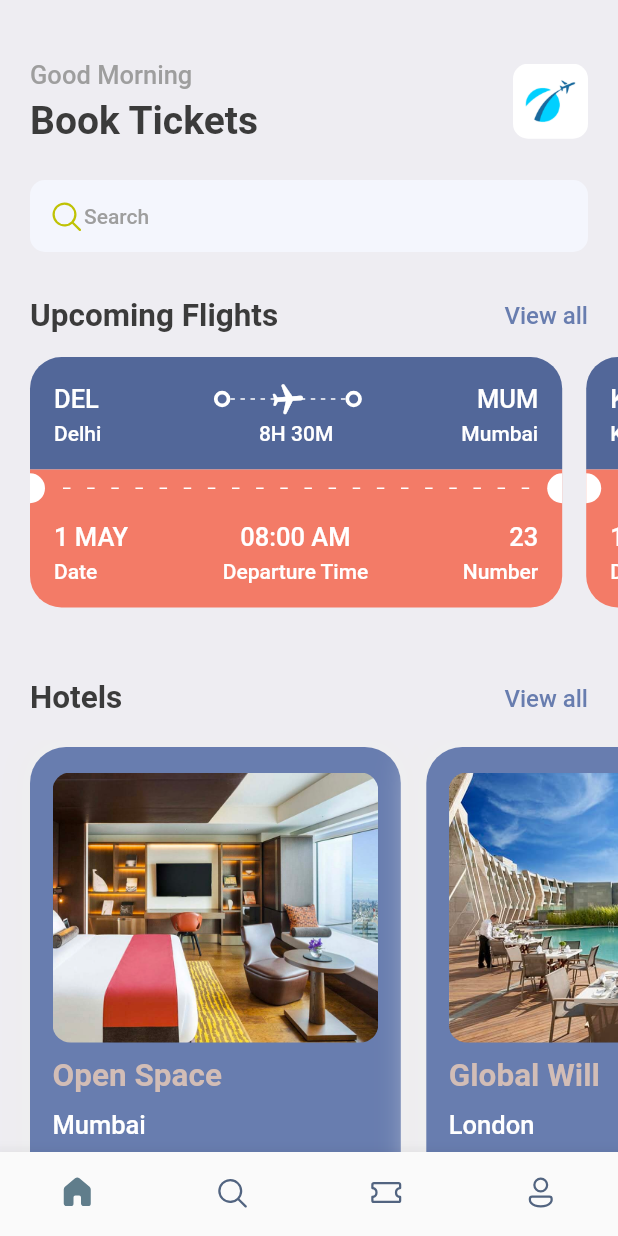
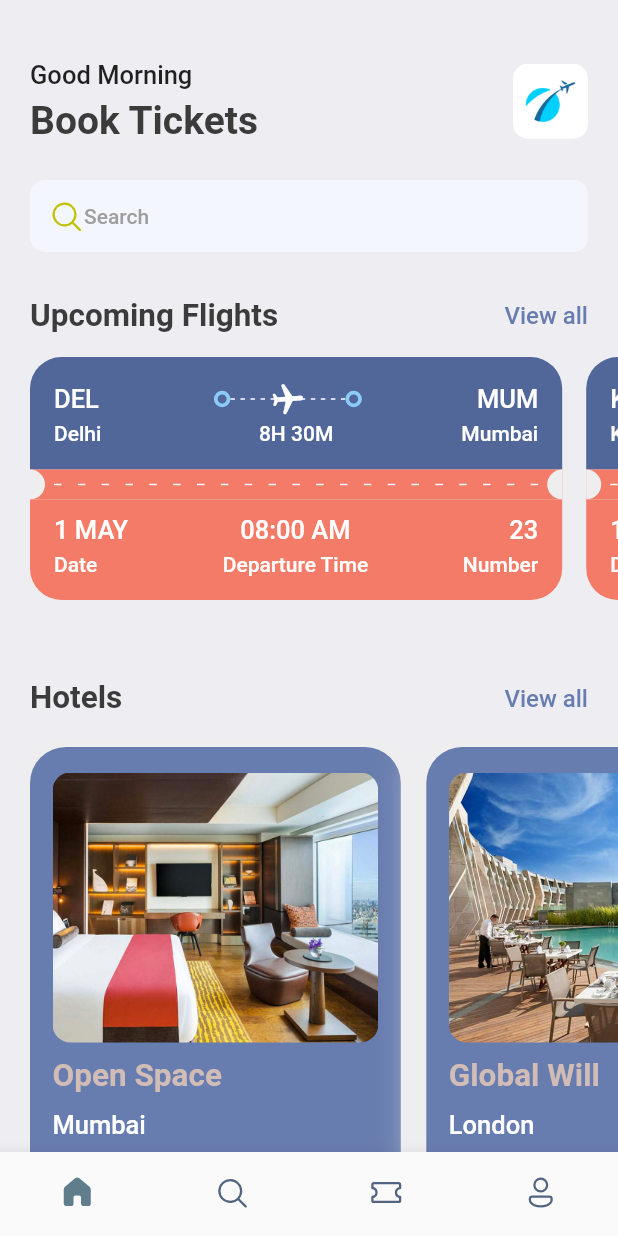
Before and after one commit to sourav091/Ticket_booking, a Flutter app: the screen it shows after launch, on a phone screen of 412 x 824 dp. Run offline on Flutter 3.47's test engine with Material 2 defaults, Android fonts, the phone set to English and light mode, and no system bars; our stand-ins replace fluentui_icons, gap, get.

Commit message:
Make changes to text style and working on ticket_screen

```diff
--- a/lib/screens/ticket_screeen.dart
+++ b/lib/screens/ticket_screeen.dart
@@ -24,7 +24,7 @@ class TicketScreen extends StatelessWidget {
             Gap(AppLayout.getHeight(20)),
             Container(
               padding: EdgeInsets.only(left: AppLayout.getHeight(15)),
-              child: TicketView(ticket: ticketList[0],),
+              child: TicketView(ticket: ticketList[0],isColor: true,),
             )
           ],
         )
--- a/lib/screens/ticket_view.dart
+++ b/lib/screens/ticket_view.dart
@@ -37,10 +37,10 @@ class TicketView extends StatelessWidget {
                       Text(
                         ticket['from']['code'],
                         style:
-                            Styles.headLineStyle3.copyWith(color: Colors.white),
+                            isColor==null? Styles.headLineStyle3.copyWith(color: Colors.white): Styles.headLineStyle3,
                       ),
                       Expanded(child: Container()),
-                      const ThickContainer(),
+                      const ThickContainer(isColor: true),
                       Expanded(
                           child: Stack(
                         children: [
@@ -59,12 +59,12 @@ class TicketView extends StatelessWidget {
                                   children: List.generate(
                                       (constraints.constrainWidth() / 6)
                                           .floor(),
-                                      (index) => const SizedBox(
+                                      (index) => SizedBox(
                                             width: 3,
                                             height: 1,
                                             child: DecoratedBox(
                                               decoration: BoxDecoration(
-                                                  color: Colors.white),
+                                                  color: isColor==null? Colors.white: Colors.grey.shade300),
                                             ),
                                           )),
                                 );
@@ -74,20 +74,20 @@ class TicketView extends StatelessWidget {
                           Center(
                             child: Transform.rotate(
                               angle: 1.5,
-                              child: const Icon(
+                              child: Icon(
                                 Icons.local_airport_rounded,
-                                color: Colors.white,
+                                color: isColor==null? Colors.white: Color(0xFF8ACCF7)
                               ),
                             ),
                           ),
                         ],
                       )),
-                      const ThickContainer(),
+                      const ThickContainer(isColor: true),
                       Expanded(child: Container()),
                       Text(
                         ticket['to']['code'],
                         style:
-                            Styles.headLineStyle3.copyWith(color: Colors.white),
+                          isColor==null? Styles.headLineStyle3.copyWith(color: Colors.white,): Styles.headLineStyle4
                       )
                     ],
                   ),
@@ -99,24 +99,24 @@ class TicketView extends StatelessWidget {
                         width: AppLayout.getWidth(100),
                         child: Text(
                           ticket['from']['name'],
-                          style: Styles.headLineStyle4.copyWith(
+                          style: isColor==null? Styles.headLineStyle4.copyWith(
                             color: Colors.white,
-                          ),
+                          ): Styles.headLineStyle4,
                         ),
                       ),
                       Text(
                         ticket['flying_time'],
                         style:
-                            Styles.headLineStyle4.copyWith(color: Colors.white),
+                            isColor==null? Styles.headLineStyle4.copyWith(color: Colors.white): Styles.headLineStyle4,
                       ),
                       SizedBox(
                         width: AppLayout.getWidth(100),
                         child: Text(
                           ticket['to']['name'],
                           textAlign: TextAlign.end,
-                          style: Styles.headLineStyle4.copyWith(
+                          style: isColor==null? Styles.headLineStyle4.copyWith(
                             color: Colors.white,
-                          ),
+                          ): Styles.headLineStyle4,
                         ),
                       ),
                     ],
@@ -128,7 +128,7 @@ class TicketView extends StatelessWidget {
             showing the orange part of the ticket
             */
             Container(
-              color: Styles.orangeColor, //const Color(0xFFF37B67),
+              color: isColor==null? Styles.orangeColor: Colors.white, //const Color(0xFFF37B67),
               child: Row(
                 children: [
                   SizedBox(
@@ -136,14 +136,14 @@ class TicketView extends StatelessWidget {
                     width: AppLayout.getWidth(10),
                     child: DecoratedBox(
                         decoration: BoxDecoration(
-                            color: Colors.white,
-                            borderRadius: BorderRadius.only(
+                            color: isColor==null? Colors.grey.shade200:Colors.white,
+                            borderRadius: const BorderRadius.only(
                                 topRight: Radius.circular(10),
                                 bottomRight: Radius.circular(10)))),
                   ),
                   Expanded(
                       child: Padding(
-                    padding: const EdgeInsets.all(12.0),
+                    padding: const EdgeInsets.all(6.0),
                     child: LayoutBuilder(
                       builder:
                           (BuildContext context, BoxConstraints constraints) {
@@ -153,24 +153,24 @@ class TicketView extends StatelessWidget {
                           mainAxisSize: MainAxisSize.max,
                           children: List.generate(
                               (constraints.constrainWidth() / 15).floor(),
-                              (index) => const SizedBox(
+                              (index) => SizedBox(
                                     width: 5,
                                     height: 1,
                                     child: DecoratedBox(
                                         decoration:
-                                            BoxDecoration(color: Colors.white)),
+                                            BoxDecoration(color: isColor==null?Colors.white:Colors.grey.shade300)),
                                   )),
                         );
                       },
                     ),
                   )),
-                  const SizedBox(
+                  SizedBox(
                     height: 20,
                     width: 10,
                     child: DecoratedBox(
                         decoration: BoxDecoration(
-                            color: Colors.white,
-                            borderRadius: BorderRadius.only(
+                            color: isColor==null? Colors.grey.shade200:Colors.white,
+                            borderRadius: const BorderRadius.only(
                                 topLeft: Radius.circular(10),
                                 bottomLeft: Radius.circular(10)))),
                   )
@@ -182,8 +182,8 @@ class TicketView extends StatelessWidget {
             */
             Container(
               decoration: BoxDecoration(
-                  color: Styles.orangeColor,
-                  borderRadius: BorderRadius.only(
+                  color: isColor==null? Styles.orangeColor: Colors.white,
+                  borderRadius: const BorderRadius.only(
                       bottomLeft: Radius.circular(21),
                       bottomRight: Radius.circular(21))),
               padding: const EdgeInsets.only(
@@ -198,14 +198,14 @@ class TicketView extends StatelessWidget {
                           children: [
                             Text(
                               ticket['date'],
-                              style: Styles.headLineStyle3
-                                  .copyWith(color: Colors.white),
+                              style: isColor==null? Styles.headLineStyle3
+                                  .copyWith(color: Colors.white):Styles.headLineStyle3,
                             ),
                             const Gap(5),
                             Text(
                               "Date",
-                              style: Styles.headLineStyle4
-                                  .copyWith(color: Colors.white),
+                              style: isColor==null? Styles.headLineStyle4
+                                  .copyWith(color: Colors.white): Styles.headLineStyle4,
                             )
                           ],
                         ),
@@ -214,14 +214,14 @@ class TicketView extends StatelessWidget {
                           children: [
                             Text(
                               ticket['departure_time'],
-                              style: Styles.headLineStyle3
-                                  .copyWith(color: Colors.white),
+                              style: isColor==null? Styles.headLineStyle3
+                                  .copyWith(color: Colors.white):Styles.headLineStyle3,
                             ),
                             const Gap(5),
                             Text(
                               "Departure Time",
-                              style: Styles.headLineStyle4
-                                  .copyWith(color: Colors.white),
+                              style: isColor==null? Styles.headLineStyle4
+                                  .copyWith(color: Colors.white):Styles.headLineStyle4,
                             )
                           ],
                         ),
@@ -230,14 +230,14 @@ class TicketView extends StatelessWidget {
                           children: [
                             Text(
                               ticket['number'].toString(),
-                              style: Styles.headLineStyle3
-                                  .copyWith(color: Colors.white),
+                              style: isColor==null? Styles.headLineStyle3
+                                  .copyWith(color: Colors.white): Styles.headLineStyle3,
                             ),
                             const Gap(5),
                             Text(
                               "Number",
-                              style: Styles.headLineStyle4
-                                  .copyWith(color: Colors.white),
+                              style: isColor==null? Styles.headLineStyle4
+                                  .copyWith(color: Colors.white): Styles.headLineStyle4,
                             )
                           ],
                         )
--- a/lib/utils/app_styles.dart
+++ b/lib/utils/app_styles.dart
@@ -14,8 +14,8 @@ class Styles {
       TextStyle(fontSize: 26, color: textColor, fontWeight: FontWeight.bold);
   static TextStyle headLineStyle2 =
       TextStyle(fontSize: 21, color: textColor, fontWeight: FontWeight.bold);
-  static TextStyle headLineStyle3 = TextStyle(
-      fontSize: 17, color: Colors.grey.shade500, fontWeight: FontWeight.w500);
+  static TextStyle headLineStyle3 = const TextStyle(
+      fontSize: 17, fontWeight: FontWeight.w500);
   static TextStyle headLineStyle4 = TextStyle(
       fontSize: 14, color: Colors.grey.shade500, fontWeight: FontWeight.w500);
 }
--- a/lib/widgets/thick_container.dart
+++ b/lib/widgets/thick_container.dart
@@ -1,16 +1,16 @@
 import 'package:flutter/material.dart';
 
 class ThickContainer extends StatelessWidget {
-  const ThickContainer({Key? key}) : super(key: key);
+  final bool? isColor;
+  const ThickContainer({Key? key, this.isColor}) : super(key: key);
 
   @override
   Widget build(BuildContext context) {
     return Container(
       padding: const EdgeInsets.all(3.0),
       decoration: BoxDecoration(
-        borderRadius: BorderRadius.circular(20),
-        border: Border.all(width: 2.5, color: Colors.white)
-      ),
+          borderRadius: BorderRadius.circular(20),
+          border: Border.all(width: 2.5, color: isColor==null? Colors.white: Color(0xFF8ACCF7))),
     );
   }
 }
```
